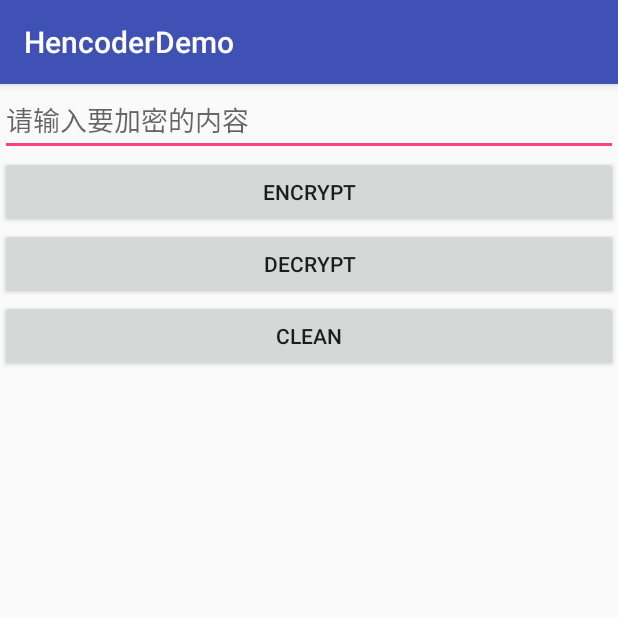
After one commit to DthFish/HencoderDemo, an Android app: the TinkActivity screen opened directly, with no data from a screen before it, on a phone screen of 412 x 824 dp, the top half of it. The commit adds this screen. Run offline under Robolectric (Android 15) with nearby library versions, the phone set to English and light mode, and no system bars.

Commit message:
init tink-android

```diff
--- a/app/build.gradle
+++ b/app/build.gradle
@@ -36,4 +36,5 @@ dependencies {
     implementation 'com.squareup.retrofit2:adapter-rxjava2:2.4.0'
     implementation 'com.squareup.retrofit2:converter-gson:2.4.0'
 
+    implementation 'com.google.crypto.tink:tink-android:1.2.0'
 }
--- a/app/src/main/AndroidManifest.xml
+++ b/app/src/main/AndroidManifest.xml
@@ -40,7 +40,8 @@
         <activity android:name=".activity.TagLayoutActivity" />
         <activity android:name=".activity.ScalableImageActivity" />
         <activity android:name=".activity.PagerViewActivity" />
-        <activity android:name=".activity.TouchAnimActivity"/>
+        <activity android:name=".activity.TouchAnimActivity" />
+        <activity android:name=".activity.TinkActivity"></activity>
     </application>
 
 </manifest>
--- /dev/null
+++ b/app/src/main/java/com/dthfish/hencoderdemo/activity/TinkActivity.java
@@ -0,0 +1,64 @@
+package com.dthfish.hencoderdemo.activity;
+
+import android.support.v7.app.AppCompatActivity;
+import android.os.Bundle;
+import android.text.TextUtils;
+import android.view.View;
+import android.widget.EditText;
+import android.widget.TextView;
+
+import com.dthfish.hencoderdemo.R;
+import com.dthfish.hencoderdemo.TinkManager;
+
+public class TinkActivity extends AppCompatActivity {
+
+    private EditText mTv;
+    private String mCipherText;
+    private TextView mTvResult;
+
+    @Override
+    protected void onCreate(Bundle savedInstanceState) {
+        super.onCreate(savedInstanceState);
+        setContentView(R.layout.activity_tink);
+        mTv = findViewById(R.id.et);
+        findViewById(R.id.btn_encrypt).setOnClickListener(new View.OnClickListener() {
+            @Override
+            public void onClick(View v) {
+                final String origin = mTv.getText().toString();
+                if (!TextUtils.isEmpty(origin))
+                    TinkManager.getInstance(TinkActivity.this).encrypt(origin, new TinkManager.Callback() {
+                        @Override
+                        public void onSuccess(String text) {
+                            mCipherText = text;
+                            mTvResult.append("\n加密：" + origin + "\n结果：" + text);
+                        }
+                    });
+
+            }
+        });
+        findViewById(R.id.btn_decrypt).setOnClickListener(new View.OnClickListener() {
+            @Override
+            public void onClick(View v) {
+                if (!TextUtils.isEmpty(mCipherText)) {
+                    TinkManager.getInstance(TinkActivity.this).decrypt(mCipherText, new TinkManager.Callback() {
+                        @Override
+                        public void onSuccess(String text) {
+                            mTvResult.append("\n解密：" + mCipherText + "\n结果：" + text);
+                        }
+                    });
+                }
+
+            }
+        });
+
+        mTvResult = findViewById(R.id.tv_encrypt_result);
+        findViewById(R.id.btn_clean).setOnClickListener(new View.OnClickListener() {
+            @Override
+            public void onClick(View v) {
+                mTvResult.setText("");
+            }
+        });
+
+
+    }
+}
--- a/app/src/main/res/layout/activity_main.xml
+++ b/app/src/main/res/layout/activity_main.xml
@@ -89,6 +89,12 @@
             android:layout_height="wrap_content"
             android:text="TouchAnimLayout" />
 
+        <Button
+            android:id="@+id/btn_to_tink"
+            android:layout_width="match_parent"
+            android:layout_height="wrap_content"
+            android:text="Tink" />
+
 
     </LinearLayout>
 
--- /dev/null
+++ b/app/src/main/res/layout/activity_tink.xml
@@ -0,0 +1,50 @@
+<?xml version="1.0" encoding="utf-8"?>
+<LinearLayout xmlns:android="http://schemas.android.com/apk/res/android"
+    xmlns:app="http://schemas.android.com/apk/res-auto"
+    xmlns:tools="http://schemas.android.com/tools"
+    android:layout_width="match_parent"
+    android:layout_height="match_parent"
+    android:orientation="vertical"
+    tools:context=".activity.TinkActivity">
+
+    <EditText
+        android:id="@+id/et"
+        android:layout_width="match_parent"
+        android:layout_height="wrap_content"
+        android:hint="请输入要加密的内容" />
+
+    <Button
+        android:id="@+id/btn_encrypt"
+        android:layout_width="match_parent"
+        android:layout_height="wrap_content"
+        android:text="encrypt" />
+
+    <Button
+        android:id="@+id/btn_decrypt"
+        android:layout_width="match_parent"
+        android:layout_height="wrap_content"
+        android:text="decrypt" />
+
+    <ScrollView
+        android:layout_width="match_parent"
+        android:layout_height="match_parent">
+
+        <LinearLayout
+            android:layout_width="match_parent"
+            android:layout_height="match_parent"
+            android:orientation="vertical">
+
+            <Button
+                android:id="@+id/btn_clean"
+                android:layout_width="match_parent"
+                android:layout_height="wrap_content"
+                android:text="clean" />
+
+            <TextView
+                android:id="@+id/tv_encrypt_result"
+                android:layout_width="match_parent"
+                android:layout_height="match_parent" />
+        </LinearLayout>
+    </ScrollView>
+
+</LinearLayout>
```
Also changed, not shown: app/src/main/java/com/dthfish/hencoderdemo/MainActivity.java (+7 -0 lines), app/src/main/java/com/dthfish/hencoderdemo/TinkManager.java (added, +261 -0 lines).
